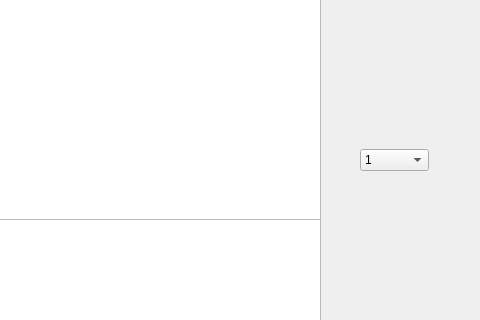
The window that osd/wndwnd.ui (jpcstpj7281/gameseer) describes before a commit, drawn with Qt 5; both pictures show x 320 to 800 and y 81 to 401 of the 800 by 600 pixel window.
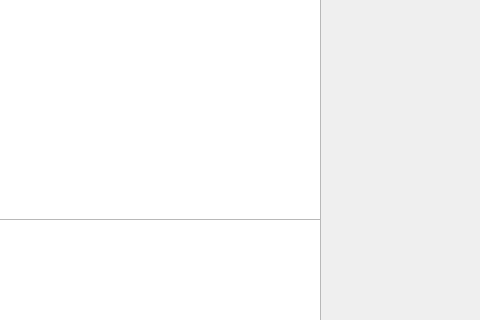
The same window after the commit.

```diff
--- a/osd/wndwnd.ui
+++ b/osd/wndwnd.ui
@@ -64,31 +64,6 @@
     <string>启动直通开窗模式</string>
    </property>
   </widget>
-  <widget class="QComboBox" name="comboBox">
-   <property name="geometry">
-    <rect>
-     <x>680</x>
-     <y>230</y>
-     <width>69</width>
-     <height>22</height>
-    </rect>
-   </property>
-   <item>
-    <property name="text">
-     <string>1</string>
-    </property>
-   </item>
-   <item>
-    <property name="text">
-     <string>2</string>
-    </property>
-   </item>
-   <item>
-    <property name="text">
-     <string>3</string>
-    </property>
-   </item>
-  </widget>
  </widget>
  <resources/>
  <connections/>
```
